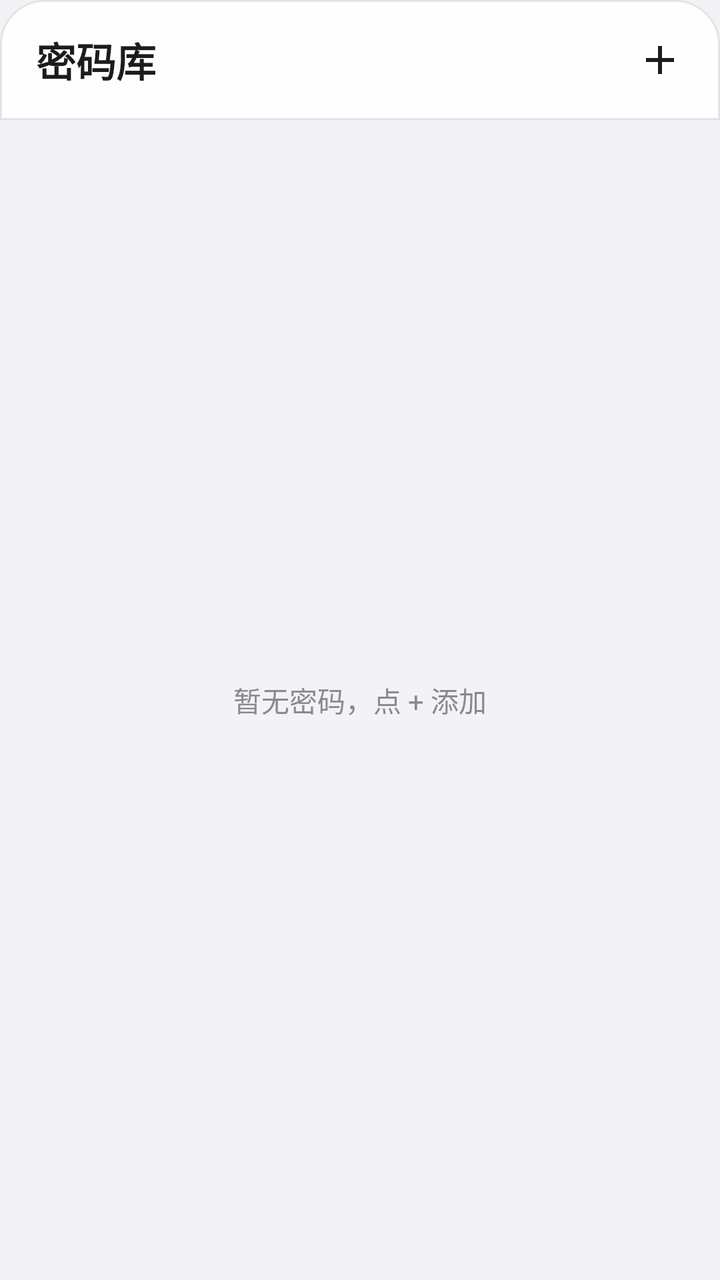
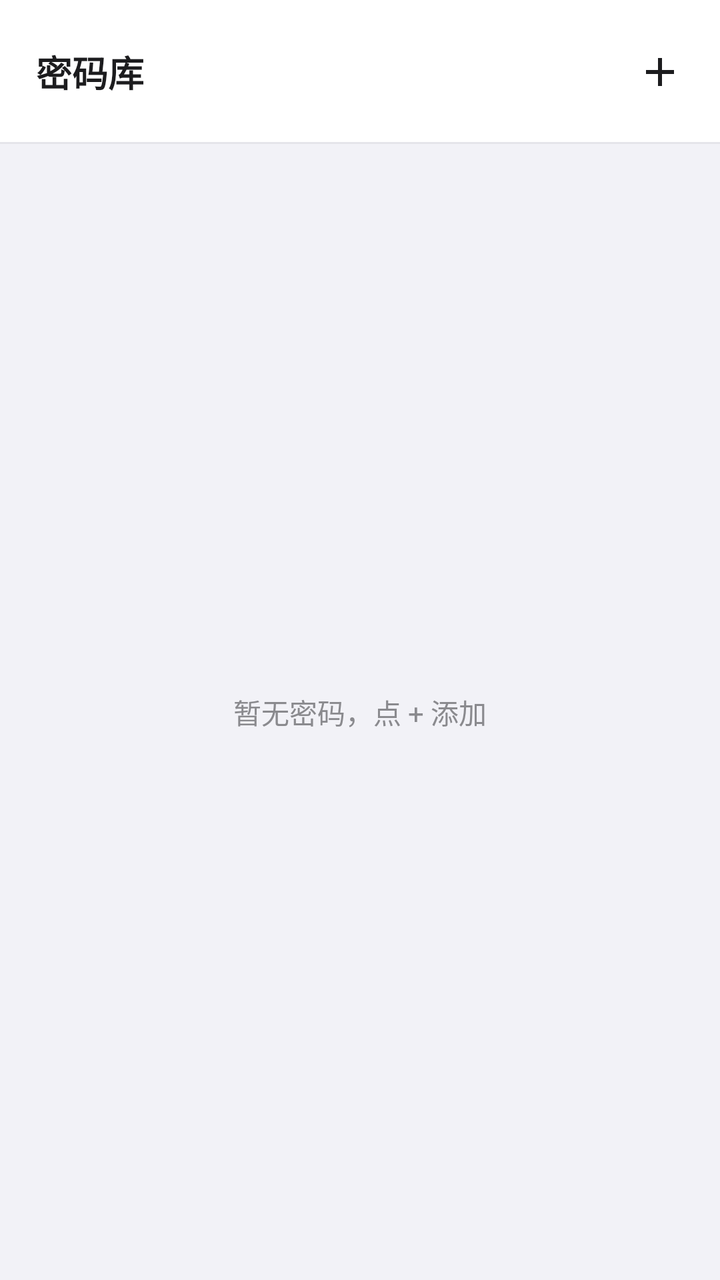

Compare the two renders of this Android layout. The source of the first and the diff that turns it into the second are given below.
<!-- AndroidManifest.xml: application theme AppTheme -->
<!-- res/layout/activity_password.xml -->
<?xml version="1.0" encoding="utf-8"?>
<LinearLayout xmlns:android="http://schemas.android.com/apk/res/android"
    android:layout_width="match_parent"
    android:layout_height="match_parent"
    android:orientation="vertical"
    android:background="@color/bg">

    <LinearLayout
        android:layout_width="match_parent"
        android:layout_height="wrap_content"
        android:orientation="horizontal"
        android:gravity="center_vertical"
        android:background="@drawable/bg_bottom_bar"
        android:elevation="4dp"
        android:paddingStart="18dp"
        android:paddingEnd="8dp"
        android:paddingTop="8dp"
        android:paddingBottom="8dp">

        <TextView
            android:layout_width="0dp"
            android:layout_height="wrap_content"
            android:layout_weight="1"
            android:text="密码库"
            android:textColor="@color/text"
            android:textSize="20sp"
            android:textStyle="bold" />

        <ImageButton
            android:id="@+id/btn_add_pwd"
            style="@style/GlassIconButton"
            android:src="@drawable/ic_add"
            android:contentDescription="添加密码" />
    </LinearLayout>

    <FrameLayout
        android:layout_width="match_parent"
        android:layout_height="0dp"
        android:layout_weight="1">

        <ListView
            android:id="@+id/pwd_list"
            android:layout_width="match_parent"
            android:layout_height="match_parent"
            android:divider="@color/divider"
            android:dividerHeight="1dp" />

        <TextView
            android:id="@+id/pwd_empty"
            android:layout_width="wrap_content"
            android:layout_height="wrap_content"
            android:layout_gravity="center"
            android:text="暂无密码，点 + 添加"
            android:textColor="@color/text_secondary"
            android:textSize="14sp" />
    </FrameLayout>
</LinearLayout>
<!-- resources referenced by this layout -->
<resources>
  <color name="bg">#F2F2F7</color>
  <color name="divider">#1A000000</color>
  <color name="text">#1C1C1E</color>
  <color name="text_secondary">#8A8A8E</color>
  <!-- drawable bg_bottom_bar (drawable) -->
  <?xml version="1.0" encoding="utf-8"?>
  <shape xmlns:android="http://schemas.android.com/apk/res/android"
      android:shape="rectangle">
      <solid android:color="#F2FFFFFF" />
      <corners
          android:topLeftRadius="22dp"
          android:topRightRadius="22dp" />
      <stroke
          android:width="1dp"
          android:color="#14000000" />
  </shape>
  <!-- drawable ic_add (drawable) -->
  <vector xmlns:android="http://schemas.android.com/apk/res/android"
      android:width="24dp"
      android:height="24dp"
      android:viewportWidth="24"
      android:viewportHeight="24">
      <path
          android:fillColor="#FF000000"
          android:pathData="M19,13h-6v6h-2v-6H5v-2h6V5h2v6h6v2z" />
  </vector>
  <style name="GlassIconButton" parent="android:Widget.Material.ImageButton">
          <item name="android:layout_width">44dp</item>
          <item name="android:layout_height">44dp</item>
          <item name="android:background">?android:attr/selectableItemBackgroundBorderless</item>
          <item name="android:scaleType">centerInside</item>
          <item name="android:tint">@color/text</item>
      </style>
  <style name="AppTheme" parent="android:Theme.Material.Light.NoActionBar">
          <item name="android:colorPrimary">@color/primary</item>
          <item name="android:colorPrimaryDark">@color/primary_dark</item>
          <item name="android:colorAccent">@color/primary</item>
          <item name="android:windowBackground">@color/bg</item>
          <item name="android:textColorPrimary">@color/text</item>
          <item name="android:statusBarColor">@color/bg</item>
          <item name="android:windowLightStatusBar">true</item>
      </style>
  <color name="primary">#0A84FF</color>
  <color name="primary_dark">#0060DF</color>
</resources>

<!-- the commit's change to res/layout/activity_password.xml (unified diff, before → after) -->
@@ -3,6 +3,7 @@
     android:layout_width="match_parent"
     android:layout_height="match_parent"
     android:orientation="vertical"
+    android:fitsSystemWindows="true"
     android:background="@color/bg">
 
     <LinearLayout
@@ -10,12 +11,11 @@
         android:layout_height="wrap_content"
         android:orientation="horizontal"
         android:gravity="center_vertical"
-        android:background="@drawable/bg_bottom_bar"
-        android:elevation="4dp"
+        android:background="@drawable/bg_top_bar"
         android:paddingStart="18dp"
         android:paddingEnd="8dp"
-        android:paddingTop="8dp"
-        android:paddingBottom="8dp">
+        android:paddingTop="14dp"
+        android:paddingBottom="14dp">
 
         <TextView
             android:layout_width="0dp"
@@ -23,7 +23,7 @@
             android:layout_weight="1"
             android:text="密码库"
             android:textColor="@color/text"
-            android:textSize="20sp"
+            android:textSize="18sp"
             android:textStyle="bold" />
 
         <ImageButton
<!-- resource entries referenced after the edit -->
@@ -4,18 +4,20 @@
   <color name="divider">#1A000000</color>
   <color name="text">#1C1C1E</color>
   <color name="text_secondary">#8A8A8E</color>
-  <!-- drawable bg_bottom_bar (drawable) -->
+  <!-- drawable bg_top_bar (drawable) -->
   <?xml version="1.0" encoding="utf-8"?>
-  <shape xmlns:android="http://schemas.android.com/apk/res/android"
-      android:shape="rectangle">
-      <solid android:color="#F2FFFFFF" />
-      <corners
-          android:topLeftRadius="22dp"
-          android:topRightRadius="22dp" />
-      <stroke
-          android:width="1dp"
-          android:color="#14000000" />
-  </shape>
+  <layer-list xmlns:android="http://schemas.android.com/apk/res/android">
+      <item>
+          <shape android:shape="rectangle">
+              <solid android:color="#FFFFFF" />
+          </shape>
+      </item>
+      <item android:gravity="bottom" android:height="1dp">
+          <shape android:shape="rectangle">
+              <solid android:color="#E5E5EA" />
+          </shape>
+      </item>
+  </layer-list>
   <!-- drawable ic_add (drawable) -->
   <vector xmlns:android="http://schemas.android.com/apk/res/android"
       android:width="24dp"
